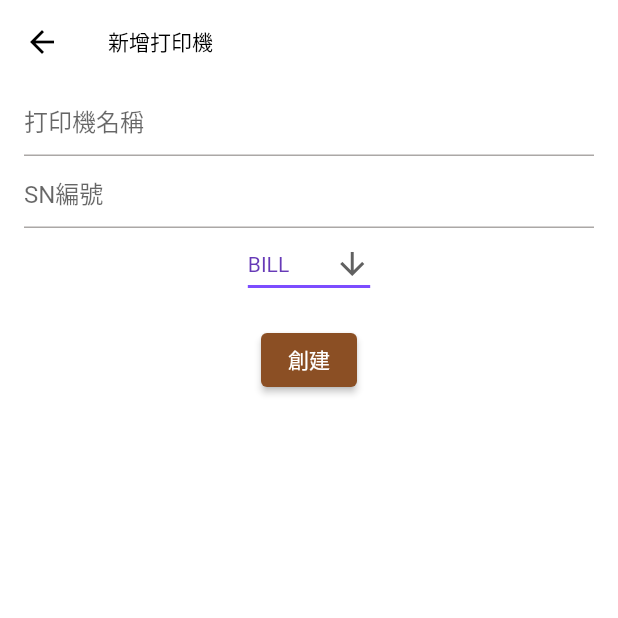
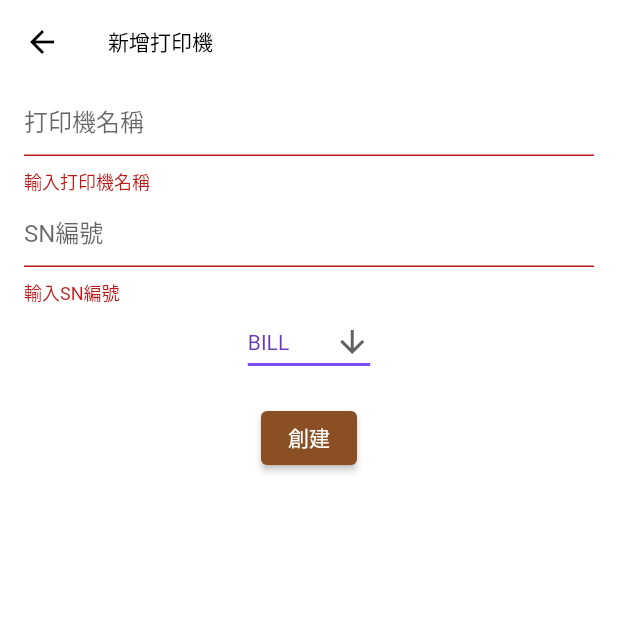
Before and after one commit to Dparty/order_admin, a Flutter app: the CreatePrinterPage screen opened directly with empty values, after a tap on "創建", on a phone screen of 412 x 824 dp, the top half of it. Run offline on Flutter 3.47's test engine with Material 2 defaults, Android fonts, the phone set to English and light mode, and no system bars; our stand-ins replace dio, image_gallery_saver, image_picker, shared_preferences; missing offline and left inert: image_downloader_web; accounts and stored records are empty; Roboto replaces fonts that are missing (Muli).

Commit message:
fix: printers page adjust

```diff
--- a/lib/createTablePage.dart
+++ b/lib/createTablePage.dart
@@ -1,6 +1,7 @@
 import 'package:flutter/material.dart';
 import 'api/restaurant.dart';
 
+// todo: mobile create table refactor
 class CreateTablePage extends StatefulWidget {
   final String restaurantId;
   const CreateTablePage(this.restaurantId, {super.key});
--- a/lib/views/restaurantSettingsPage.dart
+++ b/lib/views/restaurantSettingsPage.dart
@@ -3,7 +3,7 @@ import 'package:order_admin/components/dialog.dart';
 import 'package:order_admin/createItemPage.dart';
 
 import 'package:order_admin/views/components/default_layout.dart';
-import 'package:order_admin/views/settings/configTablePage.dart';
+import 'package:order_admin/views/settings/tables/configTablePage.dart';
 import 'package:order_admin/views/ordering/orderingPage.dart';
 import 'package:order_admin/views/settings/printers/createPrinterPage.dart';
 import 'package:order_admin/views/settings/printers/configPrinterPage.dart';
--- a/lib/views/settings/printers/createPrinterPage.dart
+++ b/lib/views/settings/printers/createPrinterPage.dart
@@ -1,14 +1,18 @@
 import 'package:flutter/material.dart';
-
-import '../../../api/restaurant.dart';
+import 'package:order_admin/models/restaurant.dart';
+import 'package:order_admin/api/restaurant.dart';
 
 class CreatePrinterPage extends StatefulWidget {
   final String restaurantId;
   final Function()? reload;
+  final bool? automaticallyImplyLeading;
+  Printer? printer;
 
-  const CreatePrinterPage(
+  CreatePrinterPage(
     this.restaurantId, {
     this.reload,
+    this.automaticallyImplyLeading,
+    this.printer,
     super.key,
   });
 
@@ -20,17 +24,26 @@ class CreatePrinterPage extends StatefulWidget {
 const List<String> printerTypeEnum = <String>[('BILL'), 'KITCHEN'];
 
 class _CreatePrinterPageState extends State<CreatePrinterPage> {
+  final _formKey = GlobalKey<FormState>();
   final String restaurantId;
+  TextEditingController? name;
+  TextEditingController? sn;
   _CreatePrinterPageState(this.restaurantId);
 
   String printerType = printerTypeEnum.first;
-  final name = TextEditingController();
-  final sn = TextEditingController();
+
+  @override
+  void didChangeDependencies() {
+    name = TextEditingController(text: widget.printer?.name);
+    sn = TextEditingController(text: widget.printer?.sn);
+    super.didChangeDependencies();
+  }
 
   void create() {
-    createPrinter(restaurantId, name.text, sn.text, printerType).then((value) {
+    createPrinter(restaurantId, name!.text, sn!.text, printerType)
+        .then((value) {
       widget.reload!();
-      Navigator.pop(context);
+      // Navigator.pop(context);
     });
   }
 
@@ -38,16 +51,27 @@ class _CreatePrinterPageState extends State<CreatePrinterPage> {
   Widget build(BuildContext context) {
     return Scaffold(
       appBar: AppBar(
-        title: const Text('新增打印機'),
+        title:
+            widget.printer == null ? const Text('新增打印機') : const Text('編輯打印機'),
+        automaticallyImplyLeading: widget.automaticallyImplyLeading ?? true,
       ),
       body: Padding(
           padding: const EdgeInsets.symmetric(horizontal: 16.0),
+          child: Form(
+              key: _formKey,
               child: Column(children: [
                 TextFormField(
                   controller: name,
                   decoration: const InputDecoration(
                     hintText: '打印機名稱',
                   ),
+                  autovalidateMode: AutovalidateMode.onUserInteraction,
+                  validator: (String? value) {
+                    if (value == null || value.isEmpty) {
+                      return '輸入打印機名稱';
+                    }
+                    return null;
+                  },
                 ),
                 TextFormField(
                   keyboardType:
@@ -56,6 +80,13 @@ class _CreatePrinterPageState extends State<CreatePrinterPage> {
                   decoration: const InputDecoration(
                     hintText: 'SN編號',
                   ),
+                  autovalidateMode: AutovalidateMode.onUserInteraction,
+                  validator: (String? value) {
+                    if (value == null || value.isEmpty) {
+                      return '輸入SN編號';
+                    }
+                    return null;
+                  },
                 ),
                 DropdownButton<String>(
                   value: printerType,
@@ -72,8 +103,8 @@ class _CreatePrinterPageState extends State<CreatePrinterPage> {
                       printerType = value!;
                     });
                   },
-              items:
-                  printerTypeEnum.map<DropdownMenuItem<String>>((String value) {
+                  items: printerTypeEnum
+                      .map<DropdownMenuItem<String>>((String value) {
                     return DropdownMenuItem<String>(
                       value: value,
                       child: Text(value),
@@ -83,11 +114,15 @@ class _CreatePrinterPageState extends State<CreatePrinterPage> {
                 Padding(
                   padding: const EdgeInsets.symmetric(vertical: 16.0),
                   child: ElevatedButton(
-                onPressed: create,
+                    onPressed: () {
+                      if (_formKey.currentState!.validate()) {
+                        create();
+                      }
+                    },
                     child: const Text('創建'),
                   ),
                 ),
-          ])),
+              ]))),
     );
   }
 }
--- a/lib/views/settings/printers/printer_card.dart
+++ b/lib/views/settings/printers/printer_card.dart
@@ -46,7 +46,8 @@ class PrinterCard extends StatelessWidget {
                     const SizedBox(height: 10),
                   ],
                 )),
-            Expanded(
+            Padding(
+              padding: const EdgeInsets.only(right: 20.0),
               child: IconButton(
                 icon: const Icon(Icons.delete),
                 onPressed: () {
@@ -54,7 +55,8 @@ class PrinterCard extends StatelessWidget {
                       onConfirmed: deletePrinter);
                   // deletePrinter();
                 },
-            ))
+              ),
+            )
           ],
         ),
       ),
--- a/lib/views/settings/configTablePage.dart
+++ b/lib/views/settings/tables/configTablePage.dart
@@ -10,7 +10,7 @@ import 'package:order_admin/orderingQrcodePage.dart';
 
 import 'package:order_admin/views/ordering/mobile/createBillPage.dart';
 import 'package:order_admin/views/ordering/checkbills/check_bills.dart';
-import 'package:order_admin/views/settings/table_info.dart';
+import 'package:order_admin/views/settings/tables/table_info.dart';
 
 import 'package:provider/provider.dart';
 import 'package:order_admin/provider/restaurant_provider.dart';
```
Also changed, not shown: lib/views/settings/printers/configPrinterPage.dart (+21 -10 lines), lib/views/settings/tables/table_info.dart (renamed from lib/views/settings/table_info.dart). Lines whose indentation alone changed are shown as unchanged.
